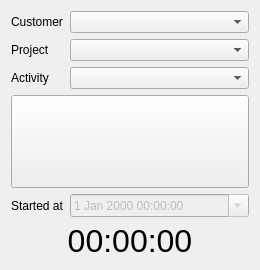
Qt form src/app/activitywidget.ui (AlexandrePTJ/kemai) before a commit.
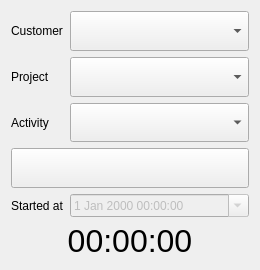
The same form after that commit. Icons and pictures are not drawn.

Commit message: Fixed size policies to automatically resize elements to make use of maximum available screen space

Diff of the .ui file:
```diff
--- a/src/app/activitywidget.ui
+++ b/src/app/activitywidget.ui
@@ -21,33 +21,90 @@
     <layout class="QFormLayout" name="formLayout">
      <item row="0" column="0">
       <widget class="QLabel" name="lbCustomer">
+       <property name="sizePolicy">
+        <sizepolicy hsizetype="Preferred" vsizetype="Expanding">
+         <horstretch>0</horstretch>
+         <verstretch>0</verstretch>
+        </sizepolicy>
+       </property>
        <property name="text">
         <string>Customer</string>
        </property>
       </widget>
      </item>
      <item row="0" column="1">
-      <widget class="QComboBox" name="cbCustomer"/>
+      <widget class="QComboBox" name="cbCustomer">
+       <property name="sizePolicy">
+        <sizepolicy hsizetype="Expanding" vsizetype="Expanding">
+         <horstretch>0</horstretch>
+         <verstretch>0</verstretch>
+        </sizepolicy>
+       </property>
+       <property name="maximumSize">
+        <size>
+         <width>16777215</width>
+         <height>16777215</height>
+        </size>
+       </property>
+      </widget>
      </item>
      <item row="1" column="0">
       <widget class="QLabel" name="lbProject">
+       <property name="sizePolicy">
+        <sizepolicy hsizetype="Preferred" vsizetype="Expanding">
+         <horstretch>0</horstretch>
+         <verstretch>0</verstretch>
+        </sizepolicy>
+       </property>
        <property name="text">
         <string>Project</string>
        </property>
       </widget>
      </item>
      <item row="1" column="1">
-      <widget class="QComboBox" name="cbProject"/>
+      <widget class="QComboBox" name="cbProject">
+       <property name="sizePolicy">
+        <sizepolicy hsizetype="Expanding" vsizetype="Expanding">
+         <horstretch>0</horstretch>
+         <verstretch>0</verstretch>
+        </sizepolicy>
+       </property>
+       <property name="maximumSize">
+        <size>
+         <width>16777215</width>
+         <height>16777215</height>
+        </size>
+       </property>
+      </widget>
      </item>
      <item row="2" column="0">
       <widget class="QLabel" name="lbActivity">
+       <property name="sizePolicy">
+        <sizepolicy hsizetype="Preferred" vsizetype="Expanding">
+         <horstretch>0</horstretch>
+         <verstretch>0</verstretch>
+        </sizepolicy>
+       </property>
        <property name="text">
         <string>Activity</string>
        </property>
       </widget>
      </item>
      <item row="2" column="1">
-      <widget class="QComboBox" name="cbActivity"/>
+      <widget class="QComboBox" name="cbActivity">
+       <property name="sizePolicy">
+        <sizepolicy hsizetype="Expanding" vsizetype="Expanding">
+         <horstretch>0</horstretch>
+         <verstretch>0</verstretch>
+        </sizepolicy>
+       </property>
+       <property name="maximumSize">
+        <size>
+         <width>16777215</width>
+         <height>16777215</height>
+        </size>
+       </property>
+      </widget>
      </item>
      <item row="3" column="0" colspan="2">
       <widget class="QPushButton" name="btStartStop">
```
Left out of the diff: 6 changed lines with no effect on the pictures.
